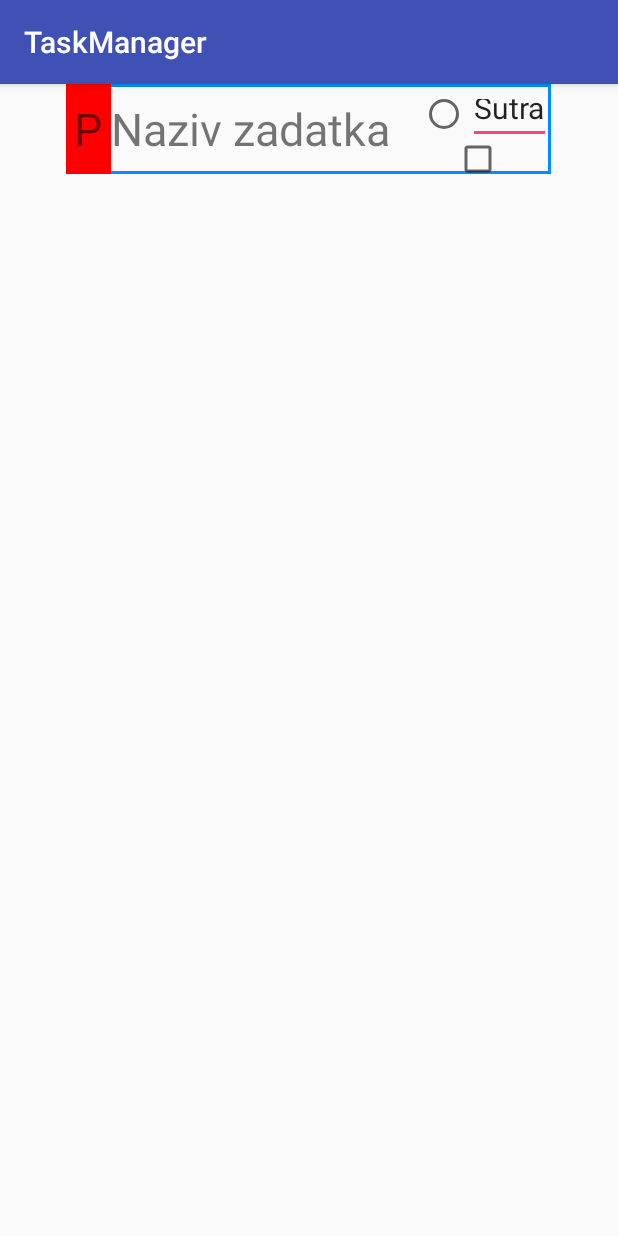
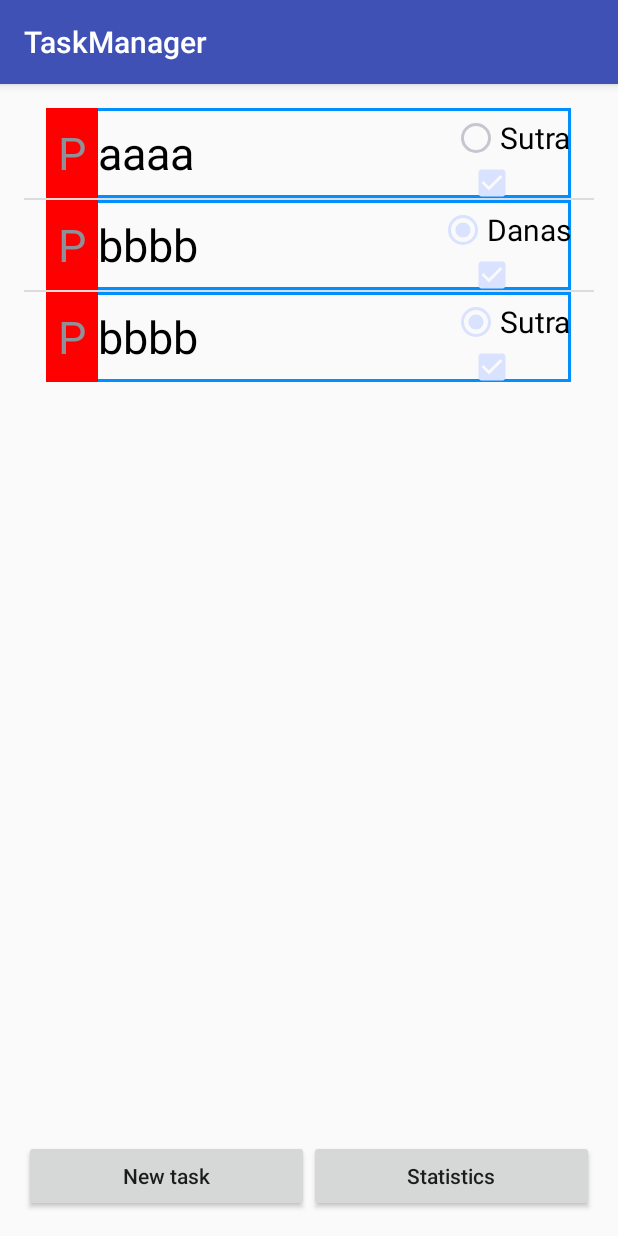
Before and after one commit to djole995/PNRS1, an Android app: the screen it shows after launch (MainActivity), on a phone screen of 412 x 824 dp. Run offline under Robolectric (Android 15) with nearby library versions, the phone set to English and light mode, and no system bars.

Commit message:
zad2_commit2

```diff
--- /dev/null
+++ b/TaskManager/app/src/main/java/rtrk/pnrs1/ra11_2014/CustomAdapter.java
@@ -0,0 +1,68 @@
+package rtrk.pnrs1.ra11_2014;
+
+import android.content.Context;
+import android.support.annotation.NonNull;
+import android.view.LayoutInflater;
+import android.view.View;
+import android.view.ViewGroup;
+import android.widget.ArrayAdapter;
+import android.widget.CheckBox;
+import android.widget.ImageView;
+import android.widget.RadioButton;
+import android.widget.TextView;
+
+import java.util.ArrayList;
+
+/**
+ * Created by Milan on 8.4.2017.
+ */
+
+public class CustomAdapter extends ArrayAdapter<ListItem> {
+
+    private static class ViewHolder {
+        TextView taskName;
+        TextView taskDate;
+        TextView taskPriority;
+        CheckBox taskFinished;
+        RadioButton taskReminder;
+    }
+
+    public CustomAdapter(Context context, int resource, ArrayList<ListItem> objects) {
+        super(context, resource, objects);
+
+    }
+
+    @NonNull
+    @Override
+    public View getView(int position, View convertView, ViewGroup parent) {
+        ListItem listItem = getItem(position);
+        ViewHolder viewHolder = new ViewHolder();
+
+
+        if (convertView == null) {
+
+            viewHolder = new ViewHolder();
+            LayoutInflater inflater = LayoutInflater.from(getContext());
+            convertView = inflater.inflate(R.layout.list_item, parent, false);
+            viewHolder.taskName = (TextView) convertView.findViewById(R.id.item_task_name);
+            viewHolder.taskPriority = (TextView) convertView.findViewById(R.id.item_task_priority);
+            viewHolder.taskDate = (TextView) convertView.findViewById(R.id.item_task_date);
+            viewHolder.taskFinished = (CheckBox) convertView.findViewById(R.id.item_task_finished);
+            viewHolder.taskReminder = (RadioButton) convertView.findViewById(R.id.item_task_reminder);
+
+            convertView.setTag(viewHolder);
+        } else {
+                viewHolder = (ViewHolder) convertView.getTag();
+        }
+
+
+            viewHolder.taskName.setText(listItem.getTaskName());
+            viewHolder.taskPriority.setText(listItem.getTaskPriority());
+            viewHolder.taskDate.setText(listItem.getTaskDate());
+            viewHolder.taskReminder.setChecked(listItem.getTaskFinished());
+            viewHolder.taskFinished.setChecked(listItem.getTaskReminder());
+
+
+        return convertView;
+    }
+}
--- a/TaskManager/app/src/main/java/rtrk/pnrs1/ra11_2014/ListItem.java
+++ b/TaskManager/app/src/main/java/rtrk/pnrs1/ra11_2014/ListItem.java
@@ -1,5 +1,7 @@
 package rtrk.pnrs1.ra11_2014;
 
+import android.app.LauncherActivity;
+import android.view.View;
 import android.widget.CheckBox;
 import android.widget.RadioButton;
 import android.widget.TextView;
@@ -12,9 +14,59 @@ import java.util.Date;
 
 public class ListItem {
 
-    protected TextView taskPriority;
-    protected TextView taskName;
+    protected String taskPriority;
+    protected String taskName;
     protected String taskDate;
-    protected RadioButton taskReminder;
-    protected CheckBox taskFinished;
+    protected boolean taskFinished;
+    protected boolean taskReminder;
+
+
+    public ListItem(String taskPriority, String taskName, String taskDate, boolean taskReminder, boolean taskFinished) {
+        this.taskPriority = taskPriority;
+        this.taskName = taskName;
+        this.taskDate = taskDate;
+        this.taskReminder = taskReminder;
+        this.taskFinished = taskFinished;
+    }
+
+
+    public String getTaskPriority() {
+        return taskPriority;
+    }
+
+    public void setTaskPriority(String taskPriority) {
+        this.taskPriority = taskPriority;
+    }
+
+    public String getTaskName() {
+        return taskName;
+    }
+
+    public void setTaskName(String taskName) {
+        this.taskName = taskName;
+    }
+
+    public String getTaskDate() {
+        return taskDate;
+    }
+
+    public void setTaskDate(String taskDate) {
+        this.taskDate = taskDate;
+    }
+
+    public boolean getTaskReminder() {
+        return taskReminder;
+    }
+
+    public void setTaskReminder(boolean taskReminder) {
+        this.taskReminder = taskReminder;
+    }
+
+    public boolean getTaskFinished() {
+        return taskFinished;
+    }
+
+    public void setTaskFinished(boolean taskFinished) {
+        this.taskFinished = taskFinished;
+    }
 }
--- a/TaskManager/app/src/main/java/rtrk/pnrs1/ra11_2014/MainActivity.java
+++ b/TaskManager/app/src/main/java/rtrk/pnrs1/ra11_2014/MainActivity.java
@@ -1,22 +1,40 @@
 package rtrk.pnrs1.ra11_2014;
 
+import android.app.LauncherActivity;
 import android.content.ClipData;
 import android.content.Intent;
 import android.support.v7.app.AppCompatActivity;
 import android.os.Bundle;
 import android.view.View;
+import android.widget.ArrayAdapter;
 import android.widget.Button;
+import android.widget.ListView;
 
+import java.util.ArrayList;
 import java.util.List;
 
 public class MainActivity extends AppCompatActivity {
 
+    protected CustomAdapter customAdapter;
+    protected ArrayList<ListItem> taskList;
+    protected ListView listView;
+
     @Override
     protected void onCreate(Bundle savedInstanceState) {
         super.onCreate(savedInstanceState);
-        setContentView(R.layout.list_item);
+        setContentView(R.layout.activity_main);
 
-/*        Button btnNewTask = (Button) findViewById(R.id.btnNewTask);
+        listView = (ListView) findViewById(R.id.listView);
+        taskList = new ArrayList<ListItem>();
+        taskList.add(new ListItem("P", "aaaa", "Sutra", true, false));
+        taskList.add(new ListItem("P", "bbbb", "Danas", true, true));
+        taskList.add(new ListItem("P", "bbbb", "Sutra", true, true));
+
+       customAdapter = new CustomAdapter(this.getApplicationContext(), R.layout.list_item, taskList);
+
+        listView.setAdapter(customAdapter);
+
+        Button btnNewTask = (Button) findViewById(R.id.btnNewTask);
         Button btnStat = (Button) findViewById(R.id.btnStat);
         final Intent inNewTask = new Intent(MainActivity.this, Main2Activity.class);
         final Intent inStat = new Intent(MainActivity.this, Main3Activity.class);
@@ -33,6 +51,6 @@ public class MainActivity extends AppCompatActivity {
             public void onClick(View v) {
                 startActivity(inStat);
             }
-        });*/
+        });
     }
 }
--- a/TaskManager/app/src/main/res/layout/activity_main.xml
+++ b/TaskManager/app/src/main/res/layout/activity_main.xml
@@ -9,6 +9,12 @@
     android:paddingRight="@dimen/activity_horizontal_margin"
     android:paddingTop="@dimen/activity_vertical_margin"
     tools:context="rtrk.pnrs1.ra11_2014.MainActivity">
+
+    <ListView
+        android:layout_width="match_parent"
+        android:layout_height="wrap_content"
+        android:id="@+id/listView">
+    </ListView>
 
     <LinearLayout
         android:layout_width="match_parent"
--- a/TaskManager/app/src/main/res/layout/list_item.xml
+++ b/TaskManager/app/src/main/res/layout/list_item.xml
@@ -7,7 +7,7 @@
     android:layout_width="match_parent">
 
     <LinearLayout
-        android:layout_width="wrap_content"
+        android:layout_width="350dp"
         android:id="@+id/itemLayout"
         android:layout_height="wrap_content"
         android:orientation="horizontal"
@@ -17,8 +17,9 @@
 
         <TextView
             android:id="@+id/item_task_priority"
-            android:layout_width="30dp"
+            android:layout_width="0dp"
             android:layout_height="match_parent"
+            android:layout_weight="1"
             android:text="@string/item_task_priority"
             android:textSize="30dp"
             android:gravity="center"
@@ -27,25 +28,27 @@
 
         <TextView
             android:id="@+id/item_task_name"
-            android:layout_width="wrap_content"
+            android:layout_width="0dp"
             android:layout_height="match_parent"
+            android:layout_weight="6"
             android:textSize="30dp"
-            android:gravity="center"
+            android:gravity="left|center"
             android:textAlignment="gravity"
+            android:textColor="@color/colorBlack"
             android:text="Naziv zadatka" />
 
         <LinearLayout
-            android:layout_width="wrap_content"
+            android:layout_width="0dp"
             android:layout_height="wrap_content"
+            android:layout_weight="3"
             android:orientation="vertical"
-            android:layout_marginLeft="10dp"
+            android:gravity="right"
             android:id="@+id/itemLayout1">
 
             <LinearLayout
                 android:layout_width="wrap_content"
                 android:layout_height="40dp"
                 android:orientation="horizontal"
-                android:layout_marginLeft="10dp"
                 android:id="@+id/itemLayout2">
 
                 <RadioButton
@@ -53,13 +56,15 @@
                     android:layout_height="wrap_content"
                     android:gravity="center"
                     android:layout_gravity="center"
-                    android:id="@+id/radioButton"
-                    style="@android:style/Widget.Holo.Light.CompoundButton.RadioButton" />
+                    android:id="@+id/item_task_reminder"
+                    style="@android:style/Widget.CompoundButton.RadioButton" />
 
-                <EditText
+                <TextView
                     android:layout_width="wrap_content"
                     android:layout_height="match_parent"
-                    android:text="Sutra"
+                    android:text="Danas"
+                    android:textColor="@color/colorBlack"
+                    android:gravity="center"
                     android:textSize="20dp"
                     android:id="@+id/item_task_date"/>
              </LinearLayout>
@@ -72,7 +77,6 @@
         </LinearLayout>
 
 
-
     </LinearLayout>
 
 
--- a/TaskManager/app/src/main/res/values/colors.xml
+++ b/TaskManager/app/src/main/res/values/colors.xml
@@ -10,4 +10,5 @@
     <color name="colorYellow">#FFFF00</color>
     <color name="colorYellowPale">#2FFFFF00</color>
     <color name="colorWhite">#FFFFFF</color>
+    <color name="colorBlack">#000000</color>
 </resources>
```
